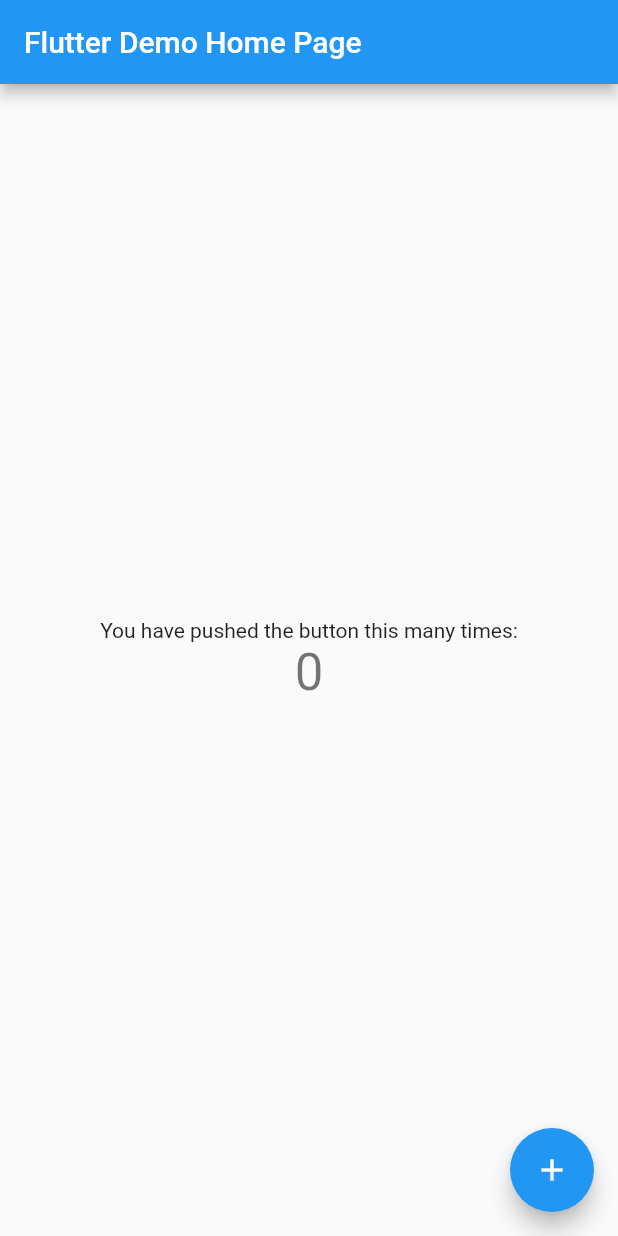
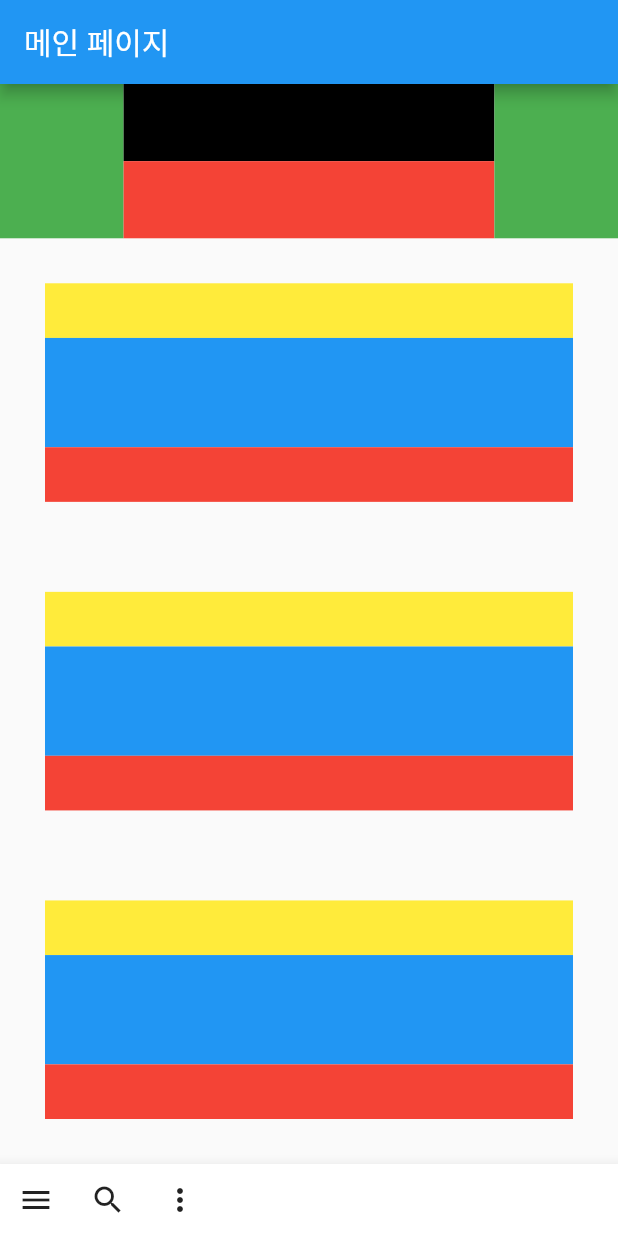
Before and after one commit to TIONBARY/GSSL, a Flutter app: the screen it shows after launch, on a phone screen of 412 x 824 dp. Run offline on Flutter 3.47's test engine with Material 2 defaults, Android fonts, the phone set to English and light mode, and no system bars.

Commit message:
:sparkles: main_page 추가 및 디렉토리 설정

```diff
--- a/FrontEnd/lib/main.dart
+++ b/FrontEnd/lib/main.dart
@@ -1,4 +1,5 @@
 import 'package:flutter/material.dart';
+import './pages/main_page.dart';
 
 void main() {
   runApp(const MyApp());
@@ -13,103 +14,9 @@
     return MaterialApp(
       title: 'Flutter Demo',
       theme: ThemeData(
-        // This is the theme of your application.
-        //
-        // Try running your application with "flutter run". You'll see the
-        // application has a blue toolbar. Then, without quitting the app, try
-        // changing the primarySwatch below to Colors.green and then invoke
-        // "hot reload" (press "r" in the console where you ran "flutter run",
-        // or simply save your changes to "hot reload" in a Flutter IDE).
-        // Notice that the counter didn't reset back to zero; the application
-        // is not restarted.
         primarySwatch: Colors.blue,
       ),
-      home: const MyHomePage(title: 'Flutter Demo Home Page'),
+      home: const MainPage(),
     );
   }
 }
-
-class MyHomePage extends StatefulWidget {
-  const MyHomePage({Key? key, required this.title}) : super(key: key);
-
-  // This widget is the home page of your application. It is stateful, meaning
-  // that it has a State object (defined below) that contains fields that affect
-  // how it looks.
-
-  // This class is the configuration for the state. It holds the values (in this
-  // case the title) provided by the parent (in this case the App widget) and
-  // used by the build method of the State. Fields in a Widget subclass are
-  // always marked "final".
-
-  final String title;
-
-  @override
-  State<MyHomePage> createState() => _MyHomePageState();
-}
-
-class _MyHomePageState extends State<MyHomePage> {
-  int _counter = 0;
-
-  void _incrementCounter() {
-    setState(() {
-      // This call to setState tells the Flutter framework that something has
-      // changed in this State, which causes it to rerun the build method below
-      // so that the display can reflect the updated values. If we changed
-      // _counter without calling setState(), then the build method would not be
-      // called again, and so nothing would appear to happen.
-      _counter++;
-    });
-  }
-
-  @override
-  Widget build(BuildContext context) {
-    // This method is rerun every time setState is called, for instance as done
-    // by the _incrementCounter method above.
-    //
-    // The Flutter framework has been optimized to make rerunning build methods
-    // fast, so that you can just rebuild anything that needs updating rather
-    // than having to individually change instances of widgets.
-    return Scaffold(
-      appBar: AppBar(
-        // Here we take the value from the MyHomePage object that was created by
-        // the App.build method, and use it to set our appbar title.
-        title: Text(widget.title),
-      ),
-      body: Center(
-        // Center is a layout widget. It takes a single child and positions it
-        // in the middle of the parent.
-        child: Column(
-          // Column is also a layout widget. It takes a list of children and
-          // arranges them vertically. By default, it sizes itself to fit its
-          // children horizontally, and tries to be as tall as its parent.
-          //
-          // Invoke "debug painting" (press "p" in the console, choose the
-          // "Toggle Debug Paint" action from the Flutter Inspector in Android
-          // Studio, or the "Toggle Debug Paint" command in Visual Studio Code)
-          // to see the wireframe for each widget.
-          //
-          // Column has various properties to control how it sizes itself and
-          // how it positions its children. Here we use mainAxisAlignment to
-          // center the children vertically; the main axis here is the vertical
-          // axis because Columns are vertical (the cross axis would be
-          // horizontal).
-          mainAxisAlignment: MainAxisAlignment.center,
-          children: <Widget>[
-            const Text(
-              'You have pushed the button this many times:',
-            ),
-            Text(
-              '$_counter',
-              style: Theme.of(context).textTheme.headline4,
-            ),
-          ],
-        ),
-      ),
-      floatingActionButton: FloatingActionButton(
-        onPressed: _incrementCounter,
-        tooltip: 'Increment',
-        child: const Icon(Icons.add),
-      ), // This trailing comma makes auto-formatting nicer for build methods.
-    );
-  }
-}
--- /dev/null
+++ b/FrontEnd/lib/pages/main_page.dart
@@ -0,0 +1,78 @@
+import 'package:flutter/material.dart';
+
+class MainPage extends StatefulWidget {
+  const MainPage({Key? key}) : super(key: key);
+
+  @override
+  State<MainPage> createState() => _MainPageState();
+}
+
+class _MainPageState extends State<MainPage> {
+  @override
+  Widget build(BuildContext context) {
+    return Scaffold(
+      appBar: AppBar(title:Text("메인 페이지")),
+      body: Container(child: Column(
+        children: [
+          Flexible(child: UserBar(),flex: 1,),
+          Flexible(child: FunctionBox(),flex: 2,),
+          Flexible(child: FunctionBox(),flex: 2,),
+          Flexible(child: FunctionBox(),flex: 2,),
+        ],
+      ),),
+      bottomNavigationBar: BottomAppBar(
+        child: Row(
+          children: [
+            IconButton(icon: Icon(Icons.menu),onPressed: () {},),
+            IconButton(icon: Icon(Icons.search),onPressed: () {},),
+            IconButton(icon: Icon(Icons.more_vert),onPressed: () {},),
+          ],
+        ),
+      ),
+    );
+  }
+}
+
+class UserBar extends StatelessWidget {
+  const UserBar({Key? key}) : super(key: key);
+
+  @override
+  Widget build(BuildContext context) {
+    return Container(child: Row(
+      children: [
+        Flexible(child: Container(color:Colors.green),flex: 1,),
+        Flexible(child: Container(child: Column(
+          children: [
+            Flexible(child: Container(color:Colors.black),flex: 1,),
+            Flexible(child: Container(color:Colors.red),flex: 1,),
+          ],
+        ),
+        ),flex: 3,),
+        Flexible(child: Container(color:Colors.green),flex: 1,),
+      ],
+    ),);
+  }
+}
+
+class FunctionBox extends StatefulWidget {
+  const FunctionBox({Key? key}) : super(key: key);
+
+  @override
+  State<FunctionBox> createState() => _FunctionBoxState();
+}
+
+class _FunctionBoxState extends State<FunctionBox> {
+  @override
+  Widget build(BuildContext context) {
+    return Padding(
+      padding: const EdgeInsets.all(30.0),
+      child: Container(child: Column(
+        children: [
+          Flexible(child: Container(color:Colors.yellow),flex: 1,),
+          Flexible(child: Container(color:Colors.blue),flex: 2,),
+          Flexible(child: Container(color:Colors.red),flex: 1,),
+        ],
+      ),),
+    );
+  }
+}
```
Also changed, not shown: FrontEnd/lib/pages/camera_guide.dart (added), FrontEnd/lib/pages/intro.dart (added), FrontEnd/lib/pages/join.dart (added), FrontEnd/lib/pages/login.dart (added).
